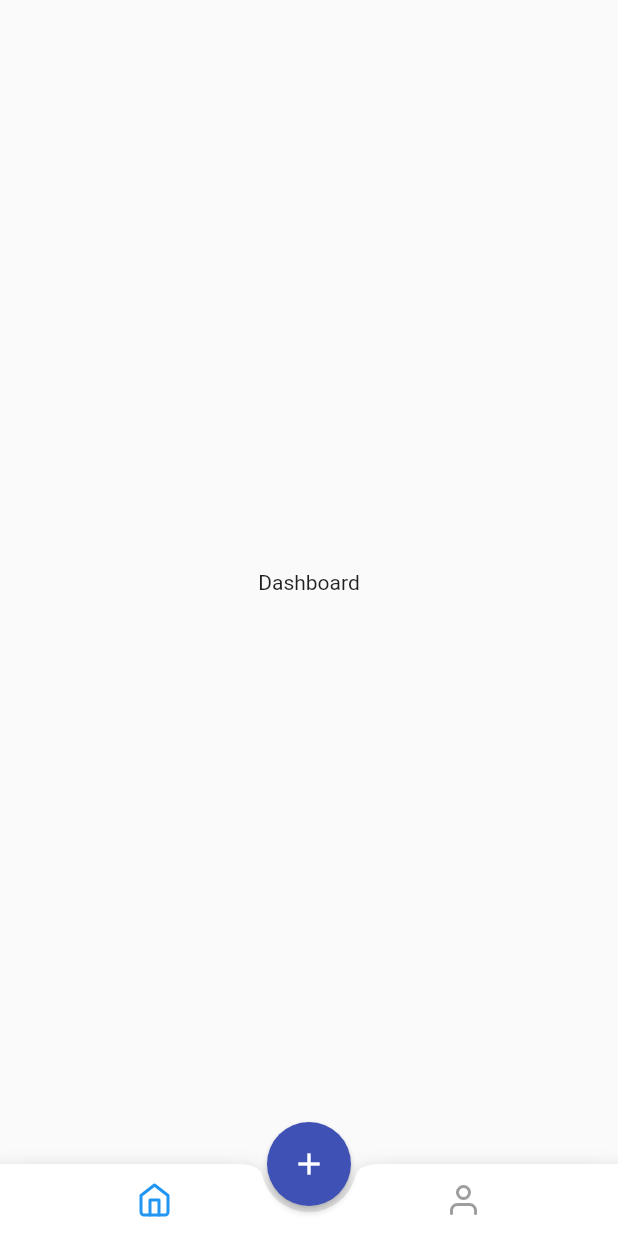
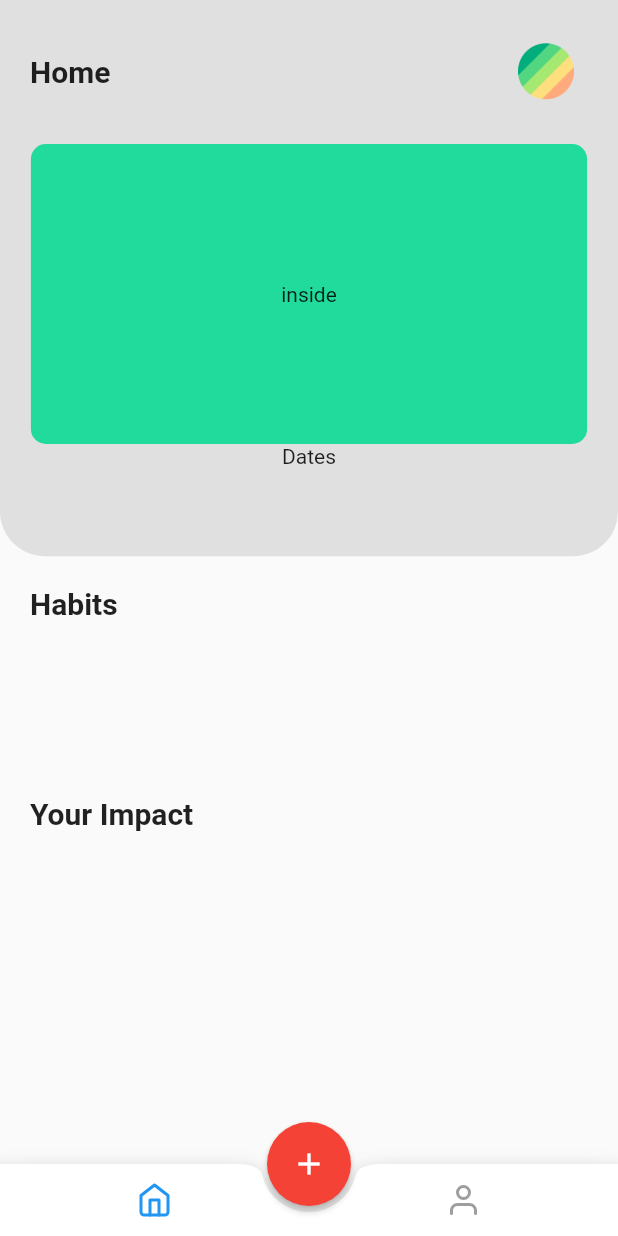
Before and after one commit to OpenClimatic/climatic-client, a Flutter app: the App screen opened by its route, on a phone screen of 412 x 824 dp. Run offline on Flutter 3.47's test engine with Material 2 defaults, Android fonts, the phone set to English and light mode, and no system bars; our stand-ins replace custom_radio_grouped_button, dynamic_theme, feather_icons_flutter, flutter_secure_storage; accounts and stored records are empty.

Commit message:
added basic layouting

```diff
--- a/client/lib/main.dart
+++ b/client/lib/main.dart
@@ -7,13 +7,30 @@ import 'package:dynamic_theme/dynamic_theme.dart';
 
 void main() => runApp(MyApp());
 
+Map<int, Color> color = {
+  50: Color.fromRGBO(32, 219, 155, .1),
+  100: Color.fromRGBO(35, 219, 155, .2),
+  200: Color.fromRGBO(35, 219, 155, .3),
+  300: Color.fromRGBO(35, 219, 155, .4),
+  400: Color.fromRGBO(35, 219, 155, .5),
+  500: Color.fromRGBO(35, 219, 155, .6),
+  600: Color.fromRGBO(35, 219, 155, .7),
+  700: Color.fromRGBO(35, 219, 155, .8),
+  800: Color.fromRGBO(35, 219, 155, .9),
+  900: Color.fromRGBO(35, 219, 155, 1),
+};
+
+MaterialColor colorCustom = MaterialColor(0xFF20db9b, color);
+
 class MyApp extends StatelessWidget {
   @override
   Widget build(BuildContext context) {
     return new DynamicTheme(
         defaultBrightness: Brightness.light,
         data: (brightness) => new ThemeData(
-              primarySwatch: Colors.indigo,
+              primarySwatch: colorCustom,
+              primaryColor: colorCustom,
+              accentColor: Colors.red,
               brightness: brightness,
             ),
         themedWidgetBuilder: (context, theme) {
--- a/client/lib/pages/app/Dashboard.dart
+++ b/client/lib/pages/app/Dashboard.dart
@@ -1,4 +1,5 @@
 import 'package:flutter/material.dart';
+import 'package:custom_radio_grouped_button/custom_radio_grouped_button.dart';
 
 class Dashboard extends StatefulWidget {
   Dashboard({Key key}) : super(key: key);
@@ -8,11 +9,91 @@ class Dashboard extends StatefulWidget {
 }
 
 class _DashboardState extends State<Dashboard> {
+  Widget _header() {
+    return Container(
+      child: Container(
+        height: MediaQuery.of(context).size.height * 0.45,
+        decoration: new BoxDecoration(
+          color: Colors.grey[300],
+          borderRadius: new BorderRadius.only(
+              bottomRight: const Radius.circular(30.0),
+              bottomLeft: const Radius.circular(30.0)),
+        ),
+        child: Column(
+          children: <Widget>[
+            Padding(
+              padding: const EdgeInsets.all(20.0),
+              child: Container(
+                child: Row(
+                  mainAxisAlignment: MainAxisAlignment.spaceBetween,
+                  children: <Widget>[
+                    Text(
+                      "Home",
+                      style: new TextStyle(
+                          fontSize: 20.0, fontWeight: FontWeight.bold),
+                    ),
+                    Container(
+                        height: 56,
+                        width: 56,
+                        child: Image.asset('assets/images/picture.png'))
+                  ],
+                ),
+              ),
+            ),
+            Padding(
+              padding: const EdgeInsets.all(0.0),
+              child: Container(
+                  height: 200,
+                  width: MediaQuery.of(context).size.width * 0.9,
+                  decoration: new BoxDecoration(
+                      color: Theme.of(context).primaryColor,
+                      borderRadius: new BorderRadius.circular(10)),
+                  child: Center(
+                    child: Text("inside"),
+                  )),
+            ),
+            Container(alignment: Alignment.center, child: Text("Dates"))
+          ],
+        ),
+      ),
+    );
+  }
+
+  Widget _habits() {
+    return Padding(
+      padding: const EdgeInsets.all(20.0),
+      child: Container(
+          width: MediaQuery.of(context).size.width,
+          height: 100,
+          child: Text(
+            "Habits",
+            style: new TextStyle(fontSize: 20.0, fontWeight: FontWeight.bold),
+          )),
+    );
+  }
+
+  Widget _impact() {
+    return Padding(
+      padding: const EdgeInsets.all(20.0),
+      child: Container(
+          width: MediaQuery.of(context).size.width,
+          height: 50,
+          child: Text(
+            "Your Impact",
+            style: new TextStyle(fontSize: 20.0, fontWeight: FontWeight.bold),
+          )),
+    );
+  }
+
   @override
   Widget build(BuildContext context) {
     return Scaffold(
-        body: Center(
-      child: Text("Dashboard"),
+        body: SingleChildScrollView(
+      child: Container(
+        child: Column(
+          children: <Widget>[_header(), _habits(), _impact()],
+        ),
+      ),
     ));
   }
 }
--- a/client/pubspec.yaml
+++ b/client/pubspec.yaml
@@ -23,6 +23,7 @@ dependencies:
   sqflite: ^1.1.7+3
   flutter_secure_storage: ^3.3.1+1
   feather_icons_flutter: 4.7.4
+  custom_radio_grouped_button: any
   dynamic_theme: ^1.0.1
   # The following adds the Cupertino Icons font to your application.
   # Use with the CupertinoIcons class for iOS style icons.
@@ -53,6 +54,8 @@ flutter:
   # included with your application, so that you can use the icons in
   # the material Icons class.
   uses-material-design: true
+  assets:
+    - assets/images/picture.png
 
   # To add assets to your application, add an assets section, like this:
   # assets:
```
Also changed, not shown: client/assets/images/picture.png (added), client/pubspec.lock.
